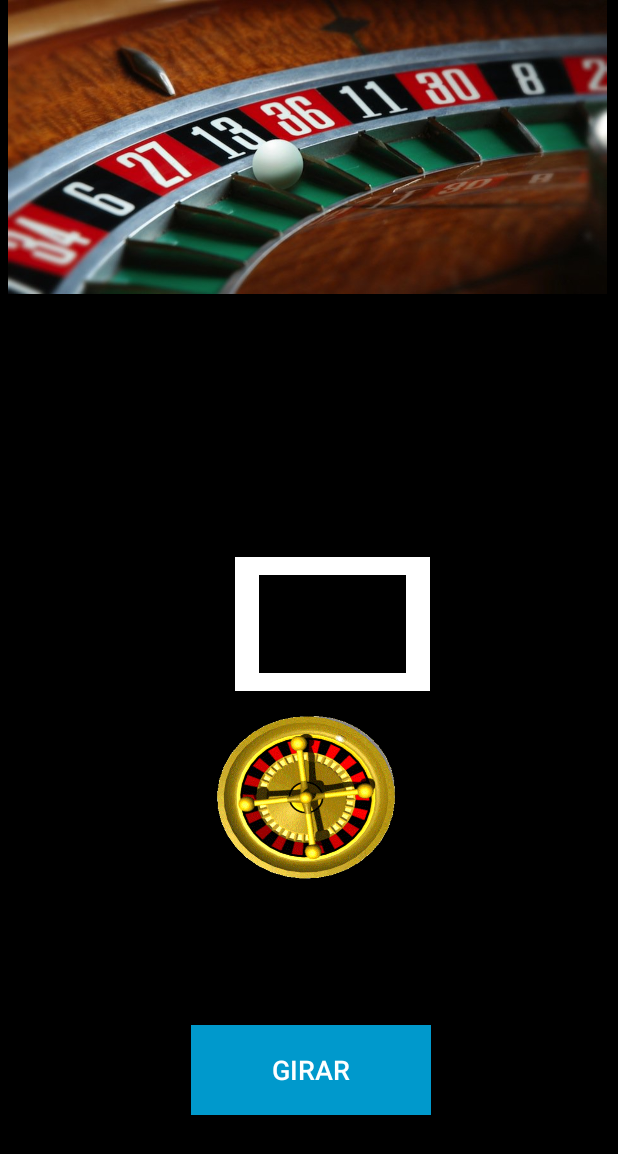
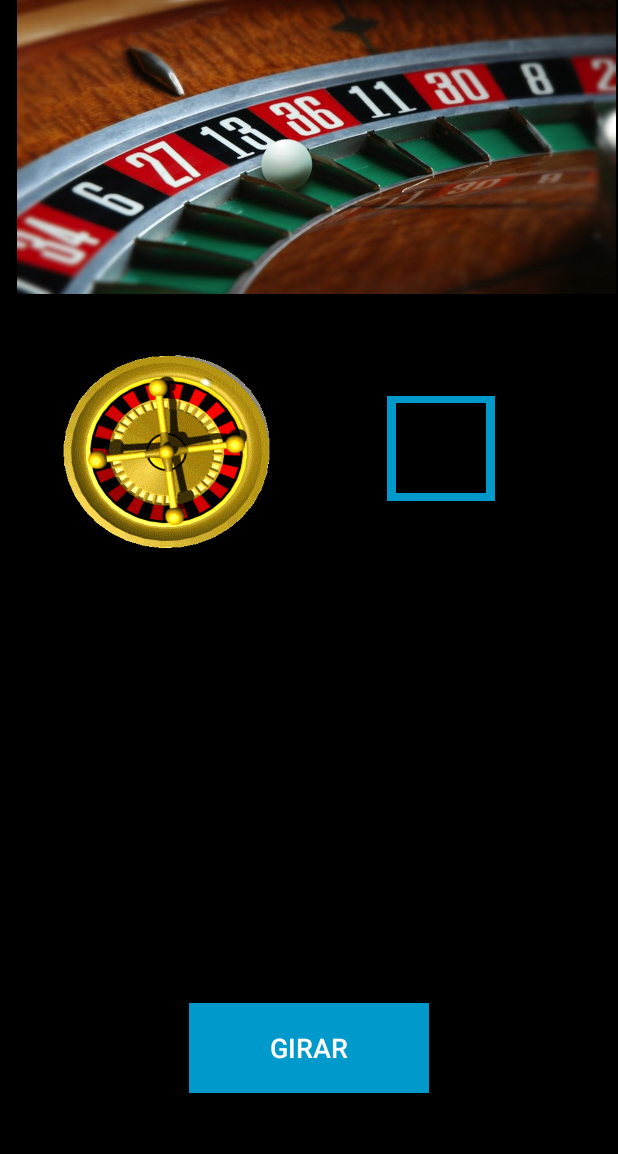
Before and after one commit to alexpfragoso/GameScore, an Android app: the RoletaActivity screen opened directly, with no data from a screen before it, on a phone screen of 412 x 824 dp. Shown: the top 1154 px of the screen. Run offline under Robolectric (Android 15) with nearby library versions, the light colour scheme and no system bars.

Commit message:
commit antes da entrega do trabalho ajustes na roleta

```diff
--- a/app/src/main/res/layout/activity_roleta.xml
+++ b/app/src/main/res/layout/activity_roleta.xml
@@ -26,80 +26,67 @@
             android:layout_height="match_parent"
             tools:context="br.edu.ifspsaocarlos.sdm.gamescore.view.TelaMarcadoresActivity">
 
-            <FrameLayout
-                android:layout_width="130dp"
-                android:layout_height="89dp"
-                android:layout_marginBottom="266dp"
-                android:layout_marginLeft="8dp"
-                android:background="@android:color/background_light"
-                app:layout_constraintBottom_toBottomOf="parent"
-                app:layout_constraintLeft_toLeftOf="parent"
-                android:layout_marginTop="40dp"
-                app:layout_constraintTop_toBottomOf="@+id/imageView5"
-                android:layout_marginRight="8dp"
-                app:layout_constraintRight_toRightOf="parent"
-                android:id="@+id/frameLayout2"
-                app:layout_constraintHorizontal_bias="0.558"
-                app:layout_constraintVertical_bias="0.583">
-
-                <TextView
-                    android:id="@+id/tv_resultado_roleta"
-                    android:layout_width="98dp"
-                    android:layout_height="65dp"
-                    android:layout_gravity="center"
-                    android:background="@android:color/black"
-                    android:textAlignment="center"
-                    android:textColor="@android:color/background_light"
-                    android:textSize="30sp"
-                    android:textStyle="bold"
-                    tools:layout_editor_absoluteX="253dp"
-                    tools:layout_editor_absoluteY="301dp" />
-
-            </FrameLayout>
-
             <Button
                 android:id="@+id/bt_girar"
                 android:layout_width="160dp"
                 android:layout_height="60dp"
-                android:layout_marginLeft="8dp"
-                android:layout_marginRight="8dp"
-                android:layout_marginStart="127dp"
                 android:background="@android:color/holo_blue_dark"
                 android:text="Girar"
                 android:textColor="@android:color/background_light"
                 android:textSize="18sp"
-                app:layout_constraintHorizontal_bias="0.0"
-                app:layout_constraintLeft_toLeftOf="parent"
+                app:layout_constraintBottom_toBottomOf="parent"
+                android:layout_marginBottom="95dp"
+                android:layout_marginRight="8dp"
                 app:layout_constraintRight_toRightOf="parent"
-                app:layout_constraintBottom_toBottomOf="parent"
-                android:layout_marginBottom="8dp"
-                android:layout_marginTop="20dp"
-                app:layout_constraintTop_toBottomOf="@+id/iv_roletagif" />
+                android:layout_marginLeft="8dp"
+                app:layout_constraintLeft_toLeftOf="parent" />
 
             <ImageView
                 android:id="@+id/imageView5"
                 android:layout_width="422dp"
                 android:layout_height="196dp"
-                app:layout_constraintHorizontal_bias="0.71"
-                app:layout_constraintLeft_toLeftOf="parent"
-                app:layout_constraintRight_toRightOf="parent"
-                app:layout_constraintTop_toTopOf="parent"
-                app:srcCompat="@drawable/roleta" />
+                app:srcCompat="@drawable/roleta"
+                tools:layout_editor_absoluteY="0dp"
+                tools:layout_editor_absoluteX="-19dp" />
 
             <ImageView
                 android:id="@+id/iv_roletagif"
-                android:layout_width="129dp"
-                android:layout_height="118dp"
-                android:layout_gravity="center_horizontal"
-                android:layout_marginLeft="8dp"
+                android:layout_width="150dp"
+                android:layout_height="140dp"
+                android:background="@drawable/roletagif1"
+                android:layout_marginLeft="36dp"
+                app:layout_constraintLeft_toLeftOf="parent"
+                android:layout_marginTop="35dp"
+                app:layout_constraintTop_toBottomOf="@+id/imageView5"
+                app:layout_constraintRight_toLeftOf="@+id/frameLayout2"
                 android:layout_marginRight="8dp"
-                android:layout_marginStart="127dp"
-                android:background="@drawable/roletagif1"
-                app:layout_constraintHorizontal_bias="0.083"
-                app:layout_constraintLeft_toLeftOf="parent"
-                app:layout_constraintRight_toRightOf="parent"
-                android:layout_marginTop="12dp"
-                app:layout_constraintTop_toBottomOf="@+id/frameLayout2" />
+                app:layout_constraintHorizontal_bias="0.0" />
+
+            <FrameLayout
+                android:id="@+id/frameLayout2"
+                android:layout_width="72dp"
+                android:layout_height="70dp"
+                android:background="@android:color/holo_blue_dark"
+                android:layout_marginTop="68dp"
+                app:layout_constraintTop_toBottomOf="@+id/imageView5"
+                android:layout_marginRight="82dp"
+                app:layout_constraintRight_toRightOf="parent">
+
+                <TextView
+                    android:id="@+id/tv_resultado_roleta"
+                    android:layout_width="60dp"
+                    android:layout_height="60dp"
+                    android:layout_gravity="center"
+                    android:background="@android:color/black"
+                    android:textAlignment="center"
+                    android:textColor="@android:color/background_light"
+                    android:textSize="36sp"
+                    android:textStyle="bold"
+                    android:typeface="serif"
+                    tools:layout_editor_absoluteX="253dp"
+                    tools:layout_editor_absoluteY="301dp" />
+
+            </FrameLayout>
         </android.support.constraint.ConstraintLayout>
     </FrameLayout>
 
```
Also changed, not shown: app/src/main/res/layout/activity_atualizar__remover__jogador.xml (+42 -28 lines), app/src/main/res/layout/activity_cara_coroa.xml (+9 -5 lines), app/src/main/res/layout/activity_novo_jogador.xml (+10 -4 lines), app/src/main/res/layout/activity_sorteio.xml (added, +196 -0 lines), app/src/main/res/layout/activity_tela_marcadores.xml (+6 -6 lines), app/src/main/res/values/strings.xml (+6 -3 lines).
